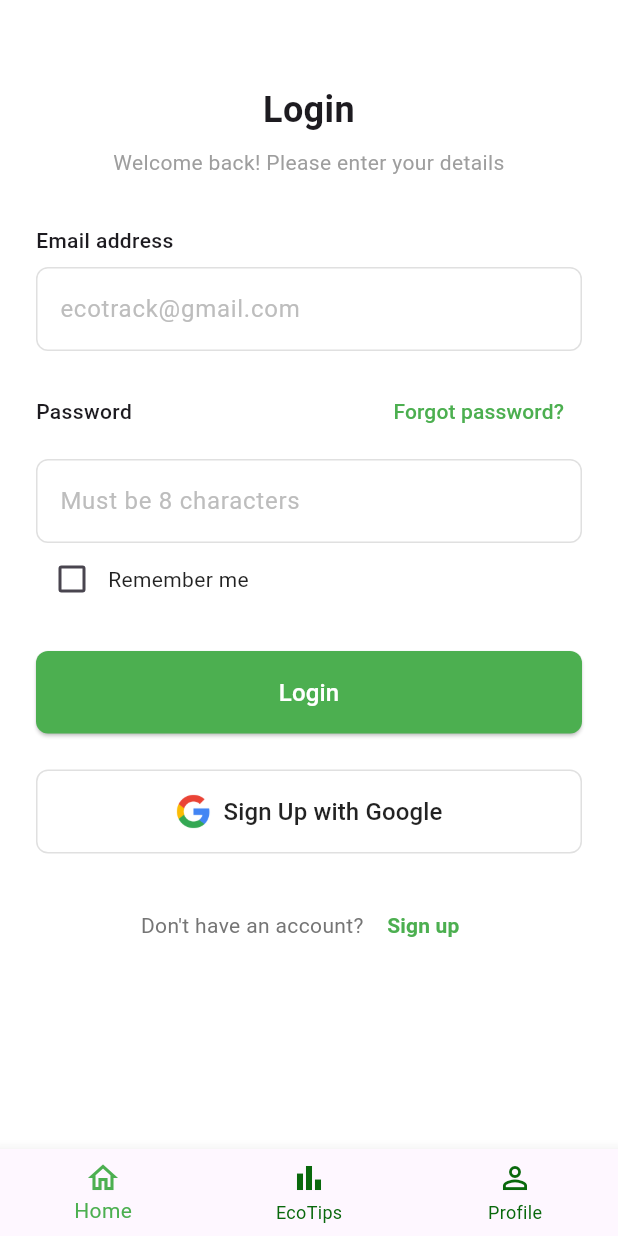
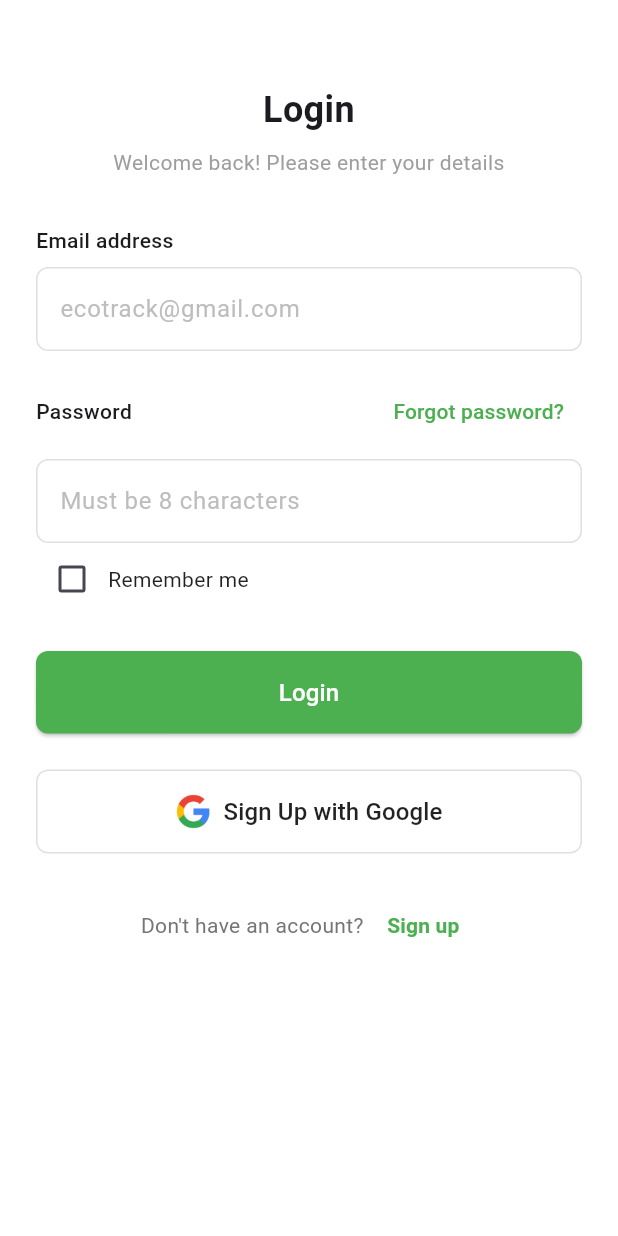
Before and after one commit to Enzobat0/EcoTrack_Lite, a Flutter app: the screen it shows after launch, on a phone screen of 412 x 824 dp. Run offline on Flutter 3.47's test engine with Material 3 defaults, Android fonts, the phone set to English and light mode, and no system bars; our stand-ins replace email_validator, google_fonts; missing offline and left inert: ecotrack_lite.

Commit message:
sig-up_screen

```diff
--- a/lib/screens/sign_in_screen.dart
+++ b/lib/screens/sign_in_screen.dart
@@ -278,25 +278,6 @@ class _AuthScreenState extends State<AuthScreen> {
           ),
         ),
       ),
-      bottomNavigationBar: BottomNavigationBar(
-        items: const <BottomNavigationBarItem>[
-          BottomNavigationBarItem(
-            icon: Icon(Icons.home_outlined),
-            label: 'Home',
-          ),
-          BottomNavigationBarItem(
-            icon: Icon(Icons.bar_chart_outlined),
-            label: 'EcoTips',
-          ),
-          BottomNavigationBarItem(
-            icon: Icon(Icons.person_outline),
-            label: 'Profile',
-          ),
-        ],
-        currentIndex: 0,
-        selectedItemColor: const Color(0xFF4CAF50),
-        unselectedItemColor: const Color.fromARGB(255,9, 104, 12),
-      ),
     );
   }
 }
```
